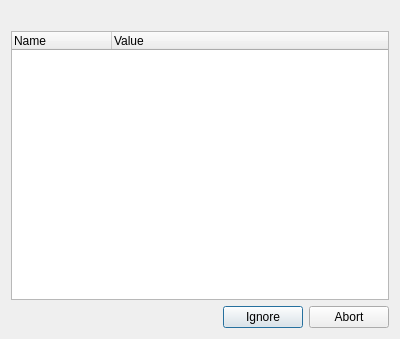
Above: src/plugins/poshuku/sslerrorsdialog.ui from 0xd34df00d/leechcraft before the change. Below: the same form after it.
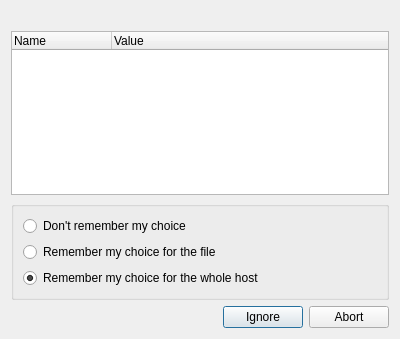
That is the form after the change.

Commit message: + Poshuku: FS#210: Save SSL choices.

```diff
--- a/src/plugins/poshuku/sslerrorsdialog.ui
+++ b/src/plugins/poshuku/sslerrorsdialog.ui
@@ -34,6 +34,39 @@
      </column>
     </widget>
    </item>
+   <item>
+    <widget class="QGroupBox" name="groupBox" >
+     <property name="title" >
+      <string/>
+     </property>
+     <layout class="QVBoxLayout" name="verticalLayout_2" >
+      <item>
+       <widget class="QRadioButton" name="RememberNot_" >
+        <property name="text" >
+         <string>Don't remember my choice</string>
+        </property>
+       </widget>
+      </item>
+      <item>
+       <widget class="QRadioButton" name="RememberFile_" >
+        <property name="text" >
+         <string>Remember my choice for the file</string>
+        </property>
+       </widget>
+      </item>
+      <item>
+       <widget class="QRadioButton" name="RememberHost_" >
+        <property name="text" >
+         <string>Remember my choice for the whole host</string>
+        </property>
+        <property name="checked" >
+         <bool>true</bool>
+        </property>
+       </widget>
+      </item>
+     </layout>
+    </widget>
+   </item>
    <item>
     <widget class="QDialogButtonBox" name="buttonBox" >
      <property name="orientation" >
```
The commit also changes 3 other files.
